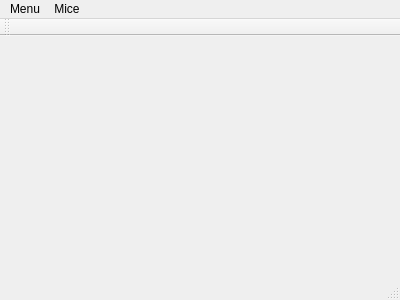
Before: the Qt Designer form gamewindow.ui in SixPairsOfFeet/old_mmgame, drawn with Qt 5.
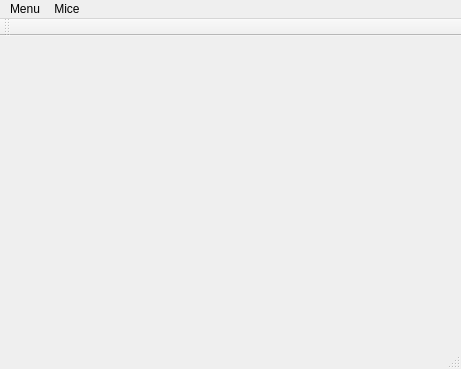
After: the same form once the commit is applied.

What changed in the file:
```diff
--- a/gamewindow.ui
+++ b/gamewindow.ui
@@ -6,20 +6,22 @@
    <rect>
     <x>0</x>
     <y>0</y>
-    <width>400</width>
-    <height>300</height>
+    <width>461</width>
+    <height>369</height>
    </rect>
   </property>
   <property name="windowTitle">
    <string>GameWindow</string>
   </property>
-  <widget class="QWidget" name="centralWidget"/>
+  <widget class="QWidget" name="centralWidget">
+   <layout class="QHBoxLayout" name="horizontalLayout"/>
+  </widget>
   <widget class="QMenuBar" name="menuBar">
    <property name="geometry">
     <rect>
      <x>0</x>
      <y>0</y>
-     <width>400</width>
+     <width>461</width>
      <height>25</height>
     </rect>
    </property>
```
Left out of the diff: 4 changed lines with no effect on the pictures.
